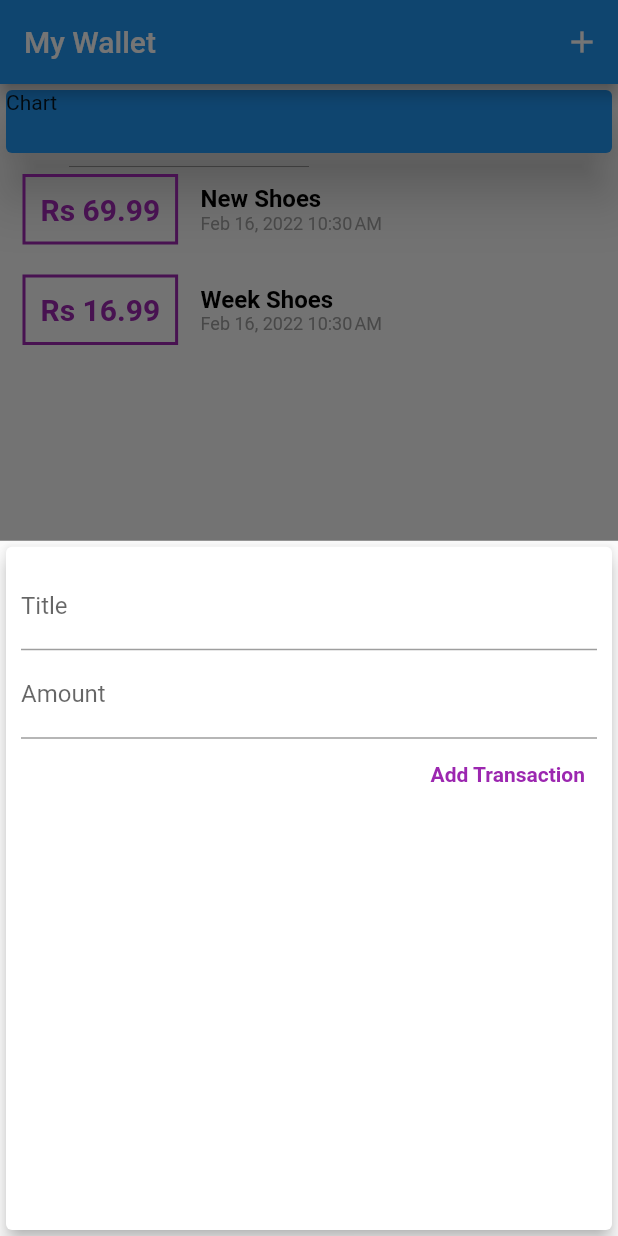
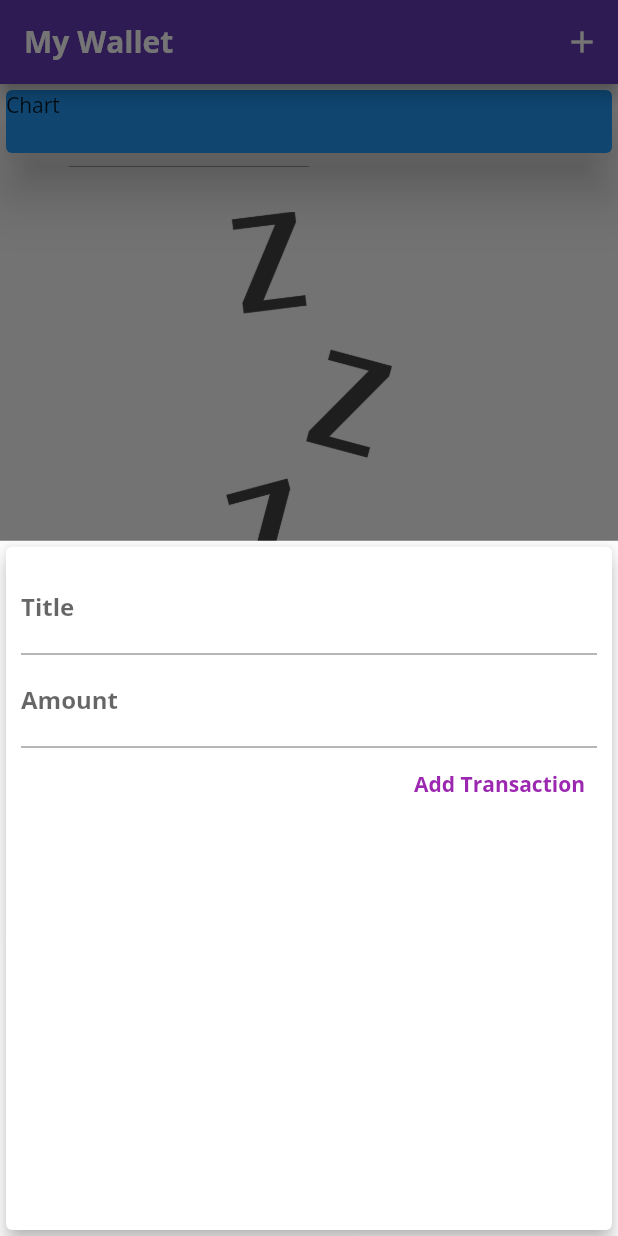
Before and after one commit to iamartyaa/MyWallet-App, a Flutter app: the screen it shows after launch, after a tap on the "add" icon, on a phone screen of 412 x 824 dp. Run offline on Flutter 3.47's test engine with Material 2 defaults, Android fonts, the light colour scheme and no system bars.

Commit message:
Code modifications

```diff
--- a/lib/main.dart
+++ b/lib/main.dart
@@ -1,6 +1,4 @@
 // ignore_for_file: prefer_const_constructors, sized_box_for_whitespace, use_key_in_widget_constructors
-
-import 'dart:ffi';
 
 import 'package:flutter/material.dart';
 import 'package:mywallet/widgets/new_transaction.dart';
@@ -18,6 +16,26 @@ class MyApp extends StatelessWidget {
   Widget build(BuildContext context) {
     return MaterialApp(
       title: 'My Wallet',
+      theme: ThemeData(
+        primarySwatch: Colors.deepPurple,
+        accentColor: Colors.amber,
+        fontFamily: 'OpenSans',
+        textTheme: TextTheme(
+          titleMedium: TextStyle(
+            fontFamily: 'OpenSans',
+            fontWeight: FontWeight.w700,
+          ),
+        ),
+        // appBarTheme: AppBarTheme(
+        //   textTheme: ThemeData.light().textTheme.copyWith(
+        //         headline6: TextStyle(
+        //           fontFamily: 'OpenSans',
+        //           fontSize: 18,
+        //           fontWeight: FontWeight.w700,
+        //         ),
+        //       ),
+        // ),
+      ),
       home: MyHomePage(),
     );
   }
@@ -31,18 +49,18 @@ class MyHomePage extends StatefulWidget {
 class _MyHomePageState extends State<MyHomePage> {
   //late String titleInput;
   final List<Transaction> _userTransactions = [
-    Transaction(
-      id: 't1',
-      title: 'New Shoes',
-      amount: 69.99,
-      date: DateTime.now(),
-    ),
-    Transaction(
-      id: 't2',
-      title: 'Week Shoes',
-      amount: 16.99,
-      date: DateTime.now(),
-    ),
+    // Transaction(
+    //   id: 't1',
+    //   title: 'New Shoes',
+    //   amount: 69.99,
+    //   date: DateTime.now(),
+    // ),
+    // Transaction(
+    //   id: 't2',
+    //   title: 'Week Shoes',
+    //   amount: 16.99,
+    //   date: DateTime.now(),
+    // ),
   ];
 
   void _addNewTransaction(String txtitle, double txamount) {
@@ -75,7 +93,13 @@ class _MyHomePageState extends State<MyHomePage> {
   Widget build(BuildContext context) {
     return Scaffold(
       appBar: AppBar(
-        title: Text('My Wallet'),
+        title: Text(
+          'My Wallet',
+          style: TextStyle(
+            fontFamily: 'OpenSans',
+            fontWeight: FontWeight.w700,
+          ),
+        ),
         actions: [
           IconButton(
             onPressed: () => _startAddNewTransaction(context),
--- a/lib/widgets/transaction_list.dart
+++ b/lib/widgets/transaction_list.dart
@@ -13,18 +13,40 @@ class TransactionList extends StatelessWidget {
   @override
   Widget build(BuildContext context) {
     return Container(
-      height: 300,
-      child: ListView.builder(
+      height: 500,
+      child: _userTransactions.isEmpty
+          ? Column(
+              children: [
+                SizedBox(
+                  height: 35,
+                ),
+                Container(
+                  height: 250,
+                  child: Image.asset(
+                    'assets/images/waiting.png',
+                    fit: BoxFit.cover,
+                  ),
+                ),
+                SizedBox(
+                  height: 25,
+                ),
+                Text(
+                  'No Transactions yet!',
+                  style: Theme.of(context).textTheme.titleMedium,
+                ),
+              ],
+            )
+          : ListView.builder(
               itemBuilder: (ctx, index) {
                 return Row(
                   children: [
                     Container(
                       padding: EdgeInsets.all(10),
-                margin:
-                    const EdgeInsets.symmetric(vertical: 10, horizontal: 15),
+                      margin: const EdgeInsets.symmetric(
+                          vertical: 10, horizontal: 15),
                       decoration: BoxDecoration(
                           border: Border.all(
-                  color: Colors.purple,
+                        color: Theme.of(context).primaryColor,
                         width: 2,
                       )),
                       child: Text(
@@ -33,7 +55,7 @@ class TransactionList extends StatelessWidget {
                         style: TextStyle(
                           fontWeight: FontWeight.bold,
                           fontSize: 20,
-                    color: Colors.purple,
+                          color: Theme.of(context).primaryColorDark,
                         ),
                       ),
                     ),
@@ -44,13 +66,16 @@ class TransactionList extends StatelessWidget {
                           _userTransactions[index].title,
                           style: TextStyle(
                             fontWeight: FontWeight.bold,
+                            fontFamily: 'OpenSans',
                             fontSize: 16,
                             color: Colors.black,
                           ),
                         ),
                         Text(
                           // DateFormat('dd-MM-yyyy EEEE').format(tx.date)
-                    DateFormat.yMMMd().add_jm().format(_userTransactions[index].date),
+                          DateFormat.yMMMd()
+                              .add_jm()
+                              .format(_userTransactions[index].date),
                           style: TextStyle(
                             fontSize: 12,
                             color: Colors.grey,
```
Also changed, not shown: lib/widgets/chart.dart (added, +38 -0 lines). Lines whose indentation alone changed are shown as unchanged.
